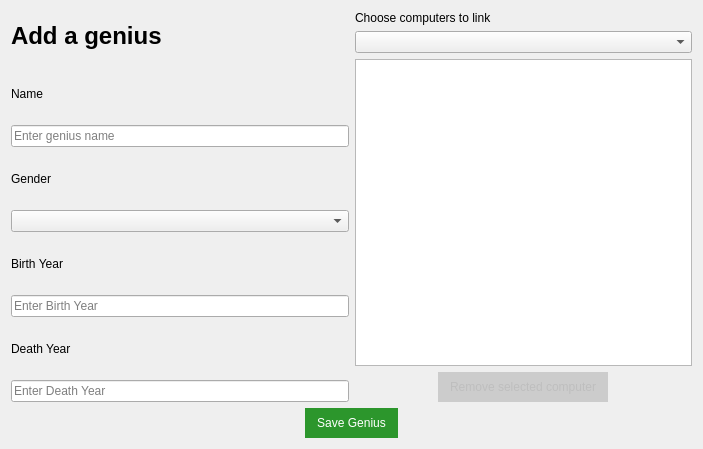
Before: the Qt Designer form addgenius.ui in danielm15/VLN1-2016-Hopur_16, drawn with Qt 5.
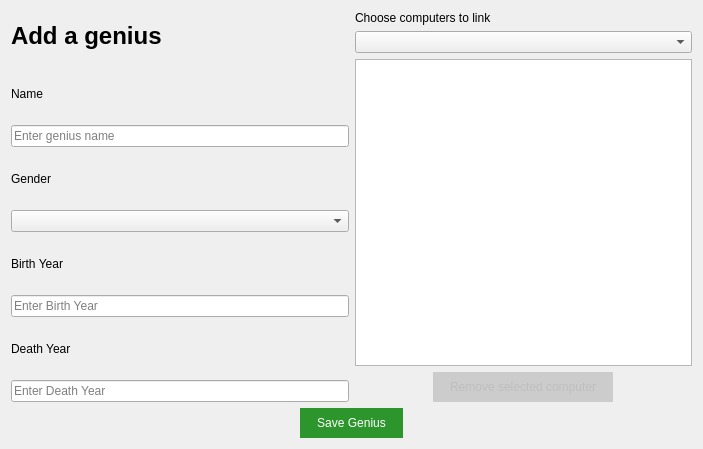
After: the same form once the commit is applied. Icons and pictures are not drawn.

Commit message: Fixed padding on buttons

What changed in the file:
```diff
--- a/addgenius.ui
+++ b/addgenius.ui
@@ -149,7 +149,7 @@
          </property>
          <property name="styleSheet">
           <string notr="true">#buttonRemoveSelectedComputer {
-	padding: 6px 10px;
+	padding: 6px 15px;
 	background-color: rgb(204, 204, 204);
 	border: 2px solid;
 	border-color: transparent;
@@ -183,7 +183,7 @@
       <string notr="true">#pushButtonSaveGenius {
 	color: rgb(255, 255, 255);
 	background-color: rgb(44, 150, 44);
-	padding: 6px 10px;
+	padding: 6px 15px;
 	border: 2px solid;
 	border-color: transparent;
 	border-radius: 16px;
```
The commit also changes 4 other files.
